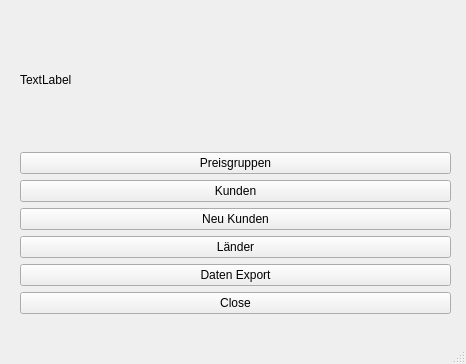
Qt form GUI_Files/vertrieb.ui (Wilhelm-Schweizer/WSZAnalysis) before a commit.
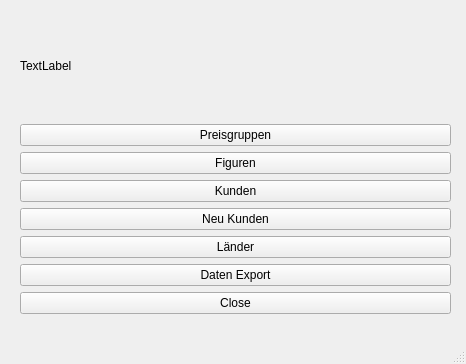
The same form after that commit.

What changed in the file:
```diff
--- a/GUI_Files/vertrieb.ui
+++ b/GUI_Files/vertrieb.ui
@@ -38,6 +38,13 @@
        </property>
       </widget>
      </item>
+     <item>
+      <widget class="QPushButton" name="b_fig">
+       <property name="text">
+        <string>Figuren</string>
+       </property>
+      </widget>
+     </item>
      <item>
       <widget class="QPushButton" name="b_kunden">
        <property name="text">
```
Left out of the diff: 2 changed lines with no effect on the pictures.
